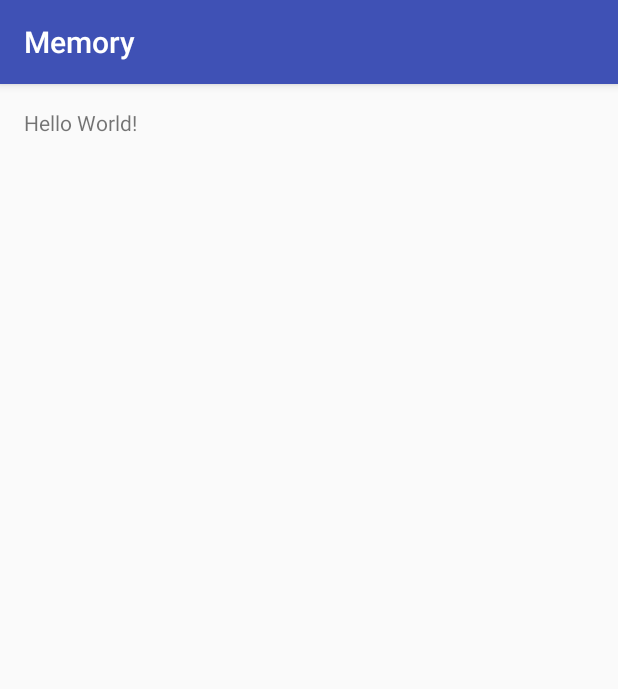
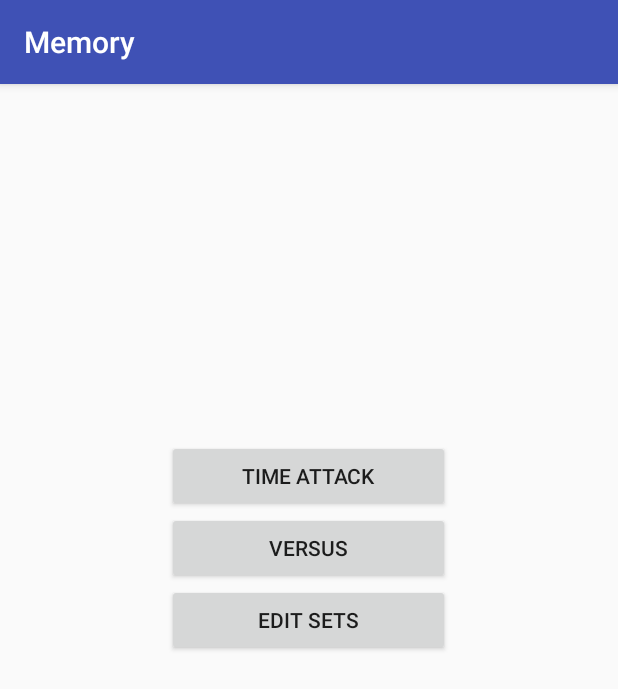
Before and after one commit to Jenjen1324/AndroidMemoryGame, an Android app: the screen it shows after launch (MainActivity), on a phone screen of 412 x 824 dp. Shown: the top 689 px of the screen. Run offline under Robolectric (Android 15) with nearby library versions, the phone set to English and light mode, and no system bars.

Commit message:
Fucked around with layout

```diff
--- a/Memory/Project/app/src/main/AndroidManifest.xml
+++ b/Memory/Project/app/src/main/AndroidManifest.xml
@@ -15,6 +15,7 @@
                 <category android:name="android.intent.category.LAUNCHER" />
             </intent-filter>
         </activity>
+        <activity android:name=".GameActivity"></activity>
     </application>
 
 </manifest>
--- a/Memory/Project/app/src/main/java/code/jjlm/memory/MainActivity.java
+++ b/Memory/Project/app/src/main/java/code/jjlm/memory/MainActivity.java
@@ -1,13 +1,32 @@
 package code.jjlm.memory;
 
+import android.content.Intent;
 import android.support.v7.app.AppCompatActivity;
 import android.os.Bundle;
+import android.view.View;
+import android.widget.Button;
 
 public class MainActivity extends AppCompatActivity {
 
     @Override
-    protected void onCreate(Bundle savedInstanceState) {
+    protected void onCreate(final Bundle savedInstanceState) {
         super.onCreate(savedInstanceState);
         setContentView(R.layout.activity_main);
+
+        Button btn_sp = (Button) findViewById(R.id.button_sp);
+        Button btn_mp = (Button) findViewById(R.id.button_mp);
+        Button btn_sets = (Button) findViewById(R.id.button_sets);
+
+        final MainActivity activity = this;
+
+        btn_sp.setOnClickListener(new View.OnClickListener() {
+            public void onClick(View v) {
+                System.out.println("You you clicked a button");
+
+                Intent intent = new Intent(getApplicationContext(), GameActivity.class);
+                startActivity(intent);
+            }
+        });
+
     }
 }
--- a/Memory/Project/app/src/main/res/layout/activity_main.xml
+++ b/Memory/Project/app/src/main/res/layout/activity_main.xml
@@ -9,8 +9,41 @@
     android:paddingTop="@dimen/activity_vertical_margin"
     tools:context="code.jjlm.memory.MainActivity">
 
-    <TextView
+    <Button
         android:layout_width="wrap_content"
         android:layout_height="wrap_content"
-        android:text="Hello World!" />
+        android:text="Time Attack"
+        android:id="@+id/button_sp"
+        android:layout_marginTop="121dp"
+        android:layout_below="@+id/imageView"
+        android:layout_centerHorizontal="true"
+        android:paddingLeft="50dp"
+        android:paddingRight="50dp" />
+
+    <Button
+        android:layout_width="wrap_content"
+        android:layout_height="wrap_content"
+        android:text="Versus"
+        android:id="@+id/button_mp"
+        android:layout_below="@+id/button_sp"
+        android:layout_alignStart="@+id/button_sp"
+        android:layout_alignEnd="@+id/button_sp" />
+
+    <Button
+        android:layout_width="wrap_content"
+        android:layout_height="wrap_content"
+        android:text="Edit Sets"
+        android:id="@+id/button_sets"
+        android:layout_below="@+id/button_mp"
+        android:layout_alignStart="@+id/button_mp"
+        android:layout_alignEnd="@+id/button_mp" />
+
+    <ImageView
+        android:layout_width="wrap_content"
+        android:layout_height="wrap_content"
+        android:id="@+id/imageView"
+        android:layout_alignParentEnd="true"
+        android:layout_alignParentTop="true"
+        android:layout_alignParentStart="true"
+        android:paddingBottom="100dp" />
 </RelativeLayout>
```
Also changed, not shown: Memory/Project/app/src/main/java/code/jjlm/memory/GameActivity.java (added, +38 -0 lines), Memory/Project/app/src/main/java/code/jjlm/memory/GridViewAdapter.java (added, +54 -0 lines), Memory/Project/app/src/main/java/code/jjlm/memory/game/Card.java (added, +20 -0 lines), Memory/Project/app/src/main/java/code/jjlm/memory/game/Game.java (added, +23 -0 lines), Memory/Project/app/src/main/java/code/jjlm/memory/game/Set.java (added, +49 -0 lines), Memory/Project/app/src/main/java/code/jjlm/memory/game/SinglePlayerGame.java (added, +26 -0 lines), Memory/Project/app/src/main/res/layout/activity_game.xml (added, +59 -0 lines), Memory/Project/app/src/main/res/drawable/doge.png (added).
